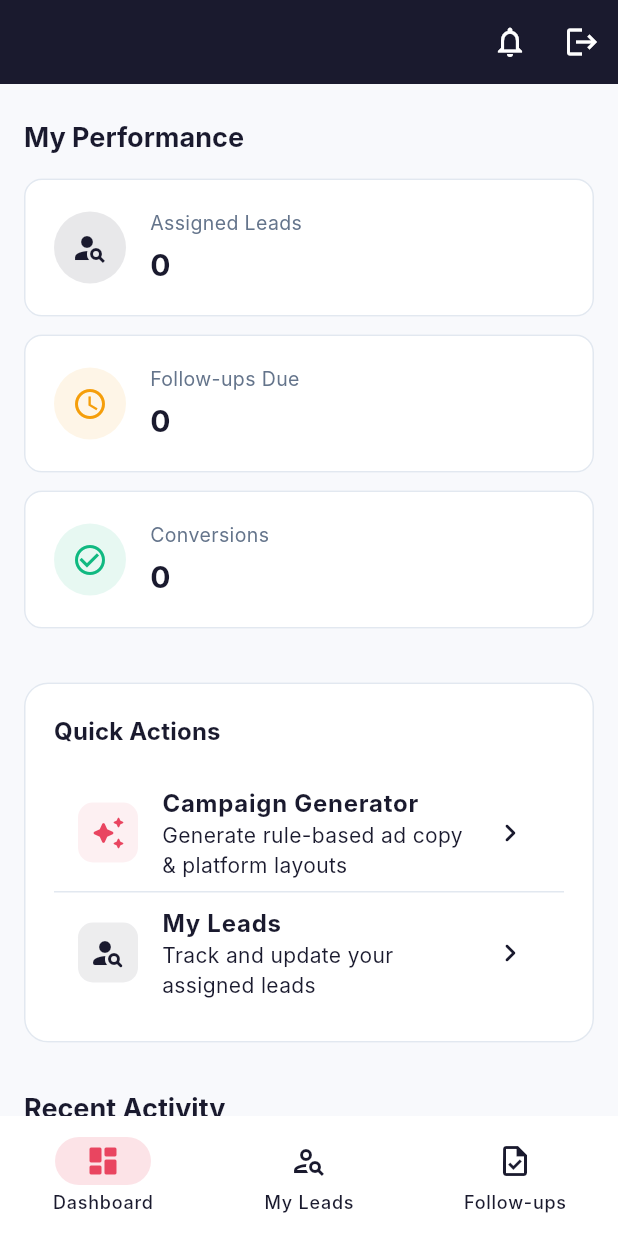
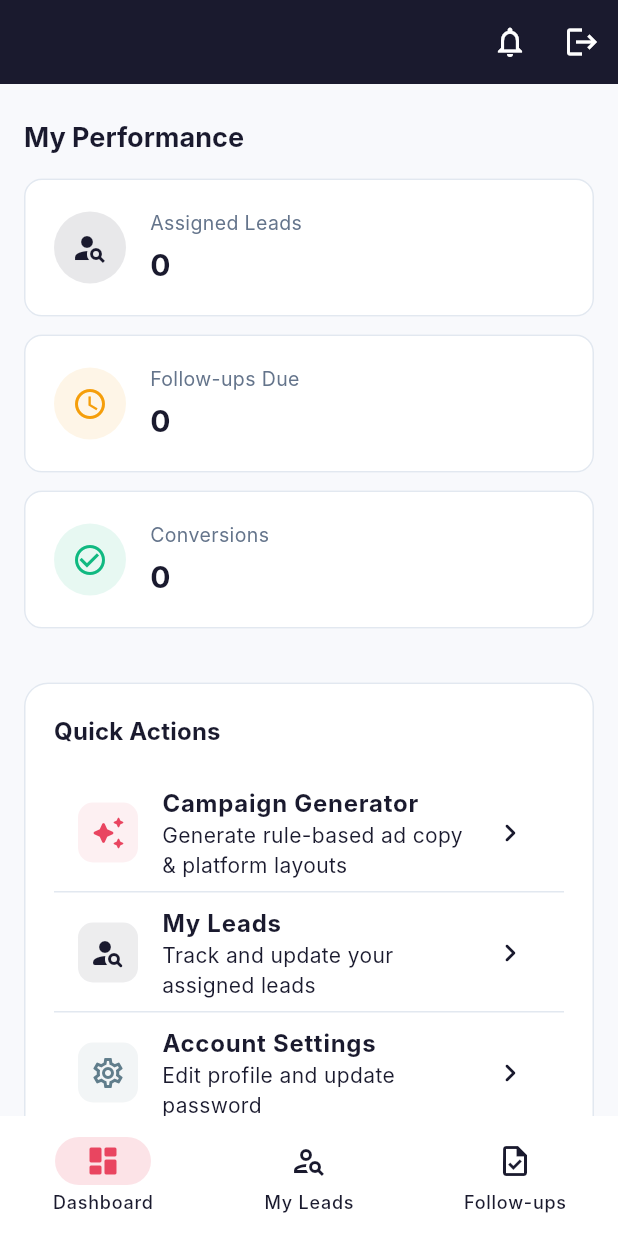
Before and after one commit to pastrola1-cmd/nissieidealsheltersLtd, a Flutter app: the MarketerDashboardScreen screen opened by its route, on a phone screen of 412 x 824 dp. Run offline on Flutter 3.47's test engine with Material 3 defaults, Android fonts, the phone set to English and light mode, and no system bars; our stand-ins replace csv, file_picker, firebase_core, firebase_messaging, flutter_dotenv, flutter_riverpod and 6 more; accounts and stored records are empty; network calls fail; Roboto replaces fonts that are missing (Inter).

Commit message:
Allow staff (managers/marketers) to change passwords, add leads, and view dynamic lead details and lists based on roles

```diff
--- a/lib/providers/lead_provider.dart
+++ b/lib/providers/lead_provider.dart
@@ -171,6 +171,7 @@ class LeadNotifier extends Notifier<LeadState> {
         'source_channel': sourceChannel,
         'stage': LeadStage.newLead.value,
         'notes': notes,
+        if (profile.role == UserRole.marketer) 'assigned_agent_id': profile.id,
       };
 
       final newLead = await _supabaseService.createLead(insertData);
--- a/lib/screens/admin/admin_settings_screen.dart
+++ b/lib/screens/admin/admin_settings_screen.dart
@@ -203,11 +203,13 @@ class _AdminSettingsScreenState extends ConsumerState<AdminSettingsScreen> {
     final theme = Theme.of(context);
     final authState = ref.watch(authProvider);
     final company = authState.company;
+    final role = authState.profile?.role;
+    final title = (role == UserRole.admin || role == UserRole.platformAdmin) ? 'Admin Settings' : 'Settings';
 
     return Scaffold(
       backgroundColor: AppColors.background,
       appBar: AppBar(
-        title: const Text('Admin Settings'),
+        title: Text(title),
         backgroundColor: AppColors.surface,
         elevation: 0,
         foregroundColor: AppColors.textPrimary,
@@ -341,7 +343,7 @@ class _AdminSettingsScreenState extends ConsumerState<AdminSettingsScreen> {
             ),
             const SizedBox(height: 24),
 
-            if (company != null) ...[
+            if (company != null && (role == UserRole.admin || role == UserRole.platformAdmin)) ...[
               Card(
                 color: AppColors.surface,
                 elevation: 0,
--- a/lib/screens/manager/manager_dashboard_screen.dart
+++ b/lib/screens/manager/manager_dashboard_screen.dart
@@ -167,6 +167,21 @@ class ManagerDashboardScreen extends ConsumerWidget {
                       trailing: const Icon(Icons.chevron_right_rounded),
                       onTap: () => context.push('/manager/team'),
                     ),
+                    const Divider(),
+                    ListTile(
+                      leading: Container(
+                        padding: const EdgeInsets.all(8),
+                        decoration: BoxDecoration(
+                          color: Colors.blueGrey.withValues(alpha: 0.08),
+                          borderRadius: BorderRadius.circular(10),
+                        ),
+                        child: const Icon(Icons.settings_outlined, color: Colors.blueGrey),
+                      ),
+                      title: const Text('Account Settings', style: TextStyle(fontWeight: FontWeight.bold)),
+                      subtitle: const Text('Edit profile and update password'),
+                      trailing: const Icon(Icons.chevron_right_rounded),
+                      onTap: () => context.push('/settings'),
+                    ),
                   ],
                 ),
               ),
--- a/lib/screens/marketer/marketer_dashboard_screen.dart
+++ b/lib/screens/marketer/marketer_dashboard_screen.dart
@@ -97,6 +97,21 @@ class MarketerDashboardScreen extends ConsumerWidget {
                       subtitle: const Text('Track and update your assigned leads'),
                       trailing: const Icon(Icons.chevron_right_rounded),
                       onTap: () => context.push('/marketer/leads'),
+                    ),
+                    const Divider(),
+                    ListTile(
+                      leading: Container(
+                        padding: const EdgeInsets.all(8),
+                        decoration: BoxDecoration(
+                          color: Colors.blueGrey.withValues(alpha: 0.08),
+                          borderRadius: BorderRadius.circular(10),
+                        ),
+                        child: const Icon(Icons.settings_outlined, color: Colors.blueGrey),
+                      ),
+                      title: const Text('Account Settings', style: TextStyle(fontWeight: FontWeight.bold)),
+                      subtitle: const Text('Edit profile and update password'),
+                      trailing: const Icon(Icons.chevron_right_rounded),
+                      onTap: () => context.push('/settings'),
                     ),
                   ],
                 ),
--- a/lib/screens/shared/notifications_screen.dart
+++ b/lib/screens/shared/notifications_screen.dart
@@ -75,6 +75,10 @@ class NotificationsScreen extends ConsumerWidget {
       case 'lead_stage_changed':
         if (role == UserRole.admin || role == UserRole.platformAdmin) {
           context.push('/admin/leads');
+        } else if (role == UserRole.manager) {
+          context.push('/manager/leads');
+        } else if (role == UserRole.marketer) {
+          context.push('/marketer/leads');
         } else if (role == UserRole.partner) {
           context.push('/partner/leads');
         }
```
Also changed, not shown: lib/config/routes.dart (+37 -2 lines), lib/screens/admin/lead_list_screen.dart (+21 -4 lines), 1 other file.
